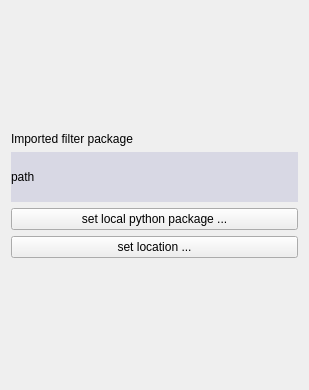
Old version of the form gui/bibolamazi_gui/filterpackagepatheditor.ui in the repository phfaist/bibolamazi.
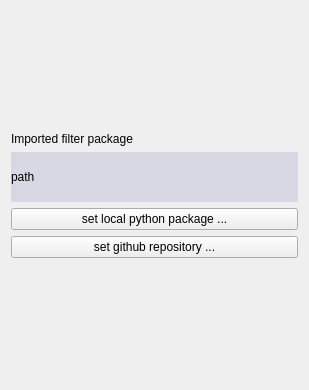
New version of the form.

Commit message: github authentication support

What changed in the file:
```diff
--- a/gui/bibolamazi_gui/filterpackagepatheditor.ui
+++ b/gui/bibolamazi_gui/filterpackagepatheditor.ui
@@ -66,7 +66,7 @@
    <item>
     <widget class="QPushButton" name="btnSetLocation">
      <property name="text">
-      <string>set location ...</string>
+      <string>set github repository ...</string>
      </property>
     </widget>
    </item>
```
Left out of the diff: 2 changed lines with no effect on the pictures. The commit also changes 19 other files.
